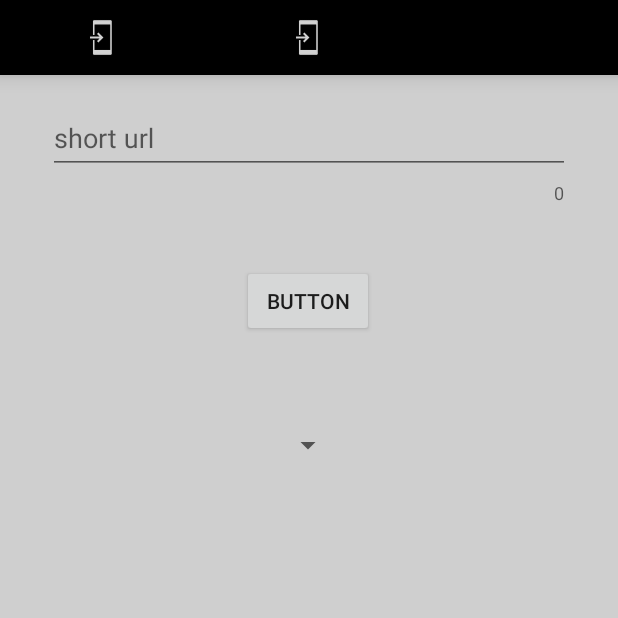
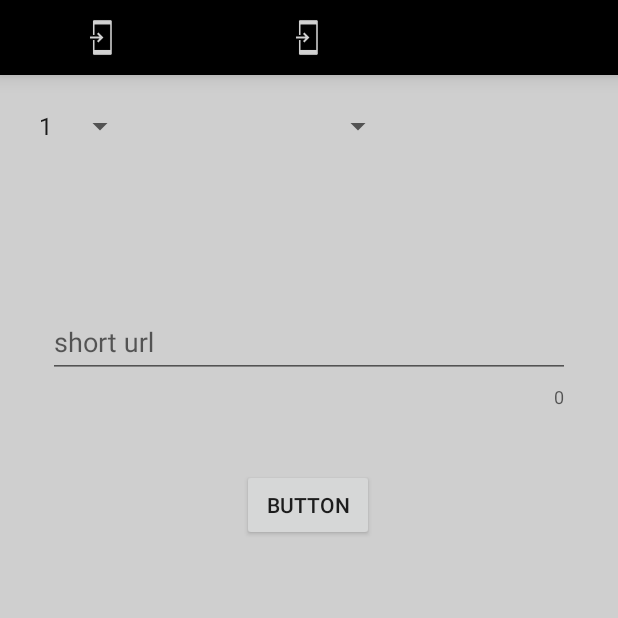
Before and after one commit to hamzaqurbonov/Xavfsiz-bolajon, an Android app: the screen it shows after launch (MainActivity), item 3 of the bottom bar chosen, on a phone screen of 412 x 824 dp, the top half of it. Run offline under Robolectric (Android 15) with nearby library versions, the phone set to English and light mode, and no system bars; our stand-ins replace Firebase (no records; nobody signed in at launch, a user with empty details on screens opened directly), navigation-ui; libraries missing offline, so code that uses them is left out: com.pierfrancescosoffritti.androidyoutubeplayer; 4 statements that could not run were skipped.

Commit message:
urllink
сараланадиган қилинди

```diff
--- a/app/src/main/java/com/example/xavfsizbolajon/ui/notifications/NotificationsFragment.java
+++ b/app/src/main/java/com/example/xavfsizbolajon/ui/notifications/NotificationsFragment.java
@@ -45,12 +45,13 @@ public class NotificationsFragment extends Fragment {
     public List<String> activityllist = new ArrayList<>();
     EditText edit_short_id;
     Button add_button;
-    Spinner spinner;
-    String DocName, videoId, url ;
+    Spinner spinner, spinner_young ;
+    String DocName,youngNumber, videoId, url ;
 
     public View onCreateView(@NonNull LayoutInflater inflater, ViewGroup container, Bundle savedInstanceState) {
 
         View view = inflater.inflate(R.layout.fragment_notifications, container, false);
+        spinner_young = view.findViewById(R.id.spinner_young);
         spinner = view.findViewById(R.id.spinner);
         edit_short_id = view.findViewById(R.id.edit_short_id);
         add_button = view.findViewById(R.id.add_button);
@@ -104,39 +105,76 @@ public class NotificationsFragment extends Fragment {
                 // Хеч нарса танланмаса (ўрнатилган ҳолат)
             }
         });
+
+        // spinner_young ga tegishli
+        String[] spinner_young_list = {"1", "2", "3", "4", "5"};
+
+        ArrayAdapter<String> adapter_young = new ArrayAdapter<>(getActivity(),  android.R.layout.simple_spinner_item , spinner_young_list);
+        adapter.setDropDownViewResource(android.R.layout.simple_spinner_dropdown_item);
+        spinner_young.setAdapter(adapter_young);
+        Log.d("demo46", "activityllist "  + activityllist);
+        spinner_young.setOnItemSelectedListener(new AdapterView.OnItemSelectedListener() {
+            @Override
+            public void onItemSelected(AdapterView<?> parentView, View selectedItemView, int position, long id) {
+                // Танланган элементни олиш
+                String selectedOption = parentView.getItemAtPosition(position).toString();
+                youngNumber = selectedOption;
+                Toast.makeText(getActivity(), "Tanlangan: " + selectedOption, Toast.LENGTH_SHORT).show();
+            }
+
+            @Override
+            public void onNothingSelected(AdapterView<?> parentView) {
+                // Хеч нарса танланмаса (ўрнатилган ҳолат)
+            }
+        });
+
+
+
+
     }
 
-    public void UrlLink() {
-        // видео IDсини олиш
-        url = edit_short_id.getText().toString();
-        String url_app_longV= url.substring(0, url.indexOf("/youtu.be/") + 10);
-        String url_app_shorts = url.substring(0, url.indexOf("/shorts/") + 8);
-        String url_pk_longV = url.substring(0, url.indexOf("v=") + 2);
-        String url_pk_shorts = url.substring(0, url.indexOf("/shorts/") + 8);
-
-        if (url_app_longV.equals("https://youtu.be/")) {
-             videoId = url.substring(url.indexOf("/youtu.be/") + 10, url.indexOf("?"));
-        } else if (url_app_shorts.equals("https://youtube.com/shorts/")) {
-             videoId = url.substring(url.indexOf("/shorts/") + 8, url.indexOf("?"));
-        } else if (url_pk_longV.equals("https://www.youtube.com/watch?v=")) {
-             videoId = url.substring(url.indexOf("v=") + 2);
-        } else if (url_pk_shorts.equals("https://www.youtube.com/shorts/")) {
-             videoId = url.substring(url.lastIndexOf("/") + 1);
-        } else {
-            Toast.makeText(requireActivity(), "Нотаниш линк киритилаяпти", Toast.LENGTH_SHORT).show();
-        }
-    }
 
     public void AddButton() {
         add_button.setOnClickListener(new View.OnClickListener() {
             @Override
             public void onClick(View v) {
-                // Видео линкларини саралаш
-                UrlLink();
+
+
+                // Киритилаётган Видео линки
+                url = edit_short_id.getText().toString();
+
+                // Линкни аниқлаш олиш учун
+                String url_app_longV = "https://youtu.be/";
+                String url_app_shorts = "https://youtube.com/shorts/";
+                String url_pk_longV = "https://www.youtube.com/watch?v=";
+                String url_pk_shorts = "https://www.youtube.com/shorts/";
+
+                // Линкни филтирлаш учун
+                if (url.startsWith(url_app_longV)) {
+                    videoId = url.substring(url.indexOf("/youtu.be/") + 10, url.indexOf("?"));
+                } else if (url.startsWith(url_app_shorts)) {
+                    videoId = url.substring(url.indexOf("/shorts/") + 8, url.indexOf("?"));
+                } else if (url.startsWith(url_pk_longV)) {
+
+                    videoId = url.substring(url.indexOf("v=") + 2, url.indexOf("&") == -1 ? url.length() : url.indexOf("&"));
+                    if (url.length() == url.indexOf("v=") + 2 + videoId.length()) {
+                        // IDдан кейин бошқа белгилар йўқ
+                        videoId = url.substring(url.indexOf("v=") + 2);
+                    } else {
+                        // IDдан кейин белгилар мавжуд
+                        videoId = url.substring(url.indexOf("v=") + 2, url.indexOf("&"));
+                    }
+                } else if (url.startsWith(url_pk_shorts)) {
+                    videoId = url.substring(url.lastIndexOf("/") + 1);
+                } else {
+                    Toast.makeText(requireActivity(), "Фақат YouTube линкини киритиш зарур", Toast.LENGTH_SHORT).show();
+                    return; // Функцияни тугатади
+                }
 
                 // Map яратиш
                 nestedData.put("url", edit_short_id.getText().toString());
                 nestedData.put("id",   videoId);
+                nestedData.put("youngNumber",  youngNumber);
 
                 // arrey орқали сақлаш
                 DocumentReference Data = db.collection("Shorts").document(DocName);
--- a/app/src/main/res/layout/fragment_notifications.xml
+++ b/app/src/main/res/layout/fragment_notifications.xml
@@ -8,21 +8,41 @@
     tools:context=".ui.notifications.NotificationsFragment">
 
 
+    <Spinner
+        android:id="@+id/spinner_young"
+        android:layout_width="wrap_content"
+        android:layout_height="wrap_content"
+        android:layout_marginTop="72dp"
+        app:layout_constraintEnd_toEndOf="parent"
+        app:layout_constraintHorizontal_bias="0.054"
+        app:layout_constraintStart_toStartOf="parent"
+        app:layout_constraintTop_toTopOf="parent" />
+
+    <Spinner
+        android:id="@+id/spinner"
+        android:layout_width="wrap_content"
+        android:layout_height="wrap_content"
+        android:layout_marginStart="124dp"
+        android:layout_marginTop="72dp"
+        app:layout_constraintEnd_toEndOf="parent"
+        app:layout_constraintHorizontal_bias="0.0"
+        app:layout_constraintStart_toEndOf="@+id/spinner_young"
+        app:layout_constraintTop_toTopOf="parent" />
 
     <com.google.android.material.textfield.TextInputLayout
         android:id="@+id/edit_name_input"
         android:layout_width="match_parent"
         android:layout_height="wrap_content"
-        android:layout_marginTop="60dp"
         android:layout_marginStart="32dp"
+        android:layout_marginTop="100dp"
         android:layout_marginEnd="32dp"
         app:counterEnabled="true"
         app:endIconMode="clear_text"
         app:helperTextTextColor="#125AEA"
         app:layout_constraintEnd_toEndOf="parent"
-        app:layout_constraintHorizontal_bias="1.0"
+        app:layout_constraintHorizontal_bias="0.0"
         app:layout_constraintStart_toStartOf="parent"
-        app:layout_constraintTop_toTopOf="parent">
+        app:layout_constraintTop_toBottomOf="@+id/spinner_young">
 
         <com.google.android.material.textfield.TextInputEditText
             android:id="@+id/edit_short_id"
@@ -42,14 +62,5 @@
         app:layout_constraintStart_toStartOf="parent"
         app:layout_constraintTop_toBottomOf="@+id/edit_name_input" />
 
-    <Spinner
-        android:id="@+id/spinner"
-        android:layout_width="wrap_content"
-        android:layout_height="wrap_content"
-        android:layout_marginTop="60dp"
-        app:layout_constraintEnd_toEndOf="parent"
-        app:layout_constraintHorizontal_bias="0.498"
-        app:layout_constraintStart_toStartOf="parent"
-        app:layout_constraintTop_toBottomOf="@+id/add_button" />
 
 </androidx.constraintlayout.widget.ConstraintLayout>
```
